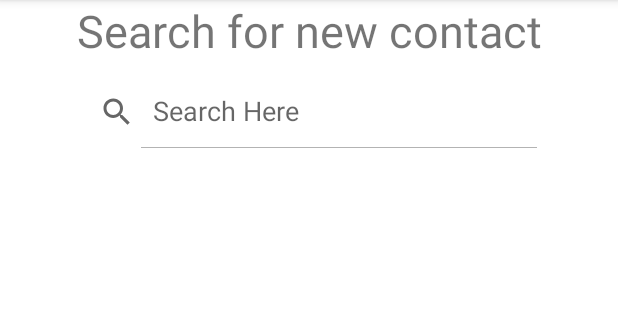
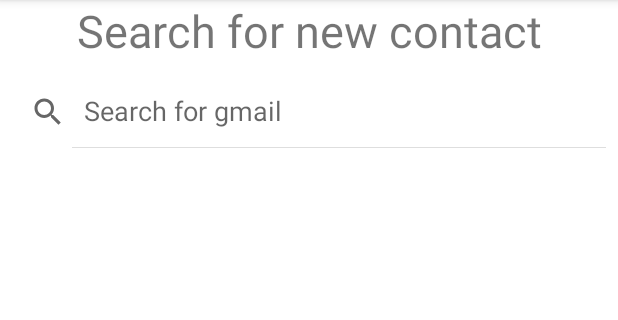
Before and after one commit to adam-kabbara/ChatApp, an Android app: the fragment NewContactFragment placed in its activity, on a phone screen of 412 x 824 dp, the part 84-404 px from its top. Run offline under Robolectric (Android 15) with nearby library versions, the phone set to English and light mode, and no system bars; our stand-ins replace Firebase (no records; nobody signed in at launch, a user with empty details on screens opened directly), navigation-ui; pictures from the network do not load; 5 statements that could not run were skipped.

Commit message:
new chat fragment can search from contacts
also got rid of the utils class as i learned i can access all the vars and methods i want fromt the MainActivity class

```diff
--- /dev/null
+++ b/app/src/main/java/com/example/chatapp/ListViewAdapter.java
@@ -0,0 +1,83 @@
+package com.example.chatapp;
+
+import android.content.Context;
+import android.view.LayoutInflater;
+import android.view.View;
+import android.view.ViewGroup;
+import android.widget.BaseAdapter;
+import android.widget.TextView;
+
+import com.example.chatapp.ui.home.Contact;
+
+import java.util.ArrayList;
+import java.util.List;
+import java.util.Locale;
+
+public class ListViewAdapter extends BaseAdapter {
+
+    // Declare Variables
+
+    Context mContext;
+    LayoutInflater inflater;
+    private List<Contact> contactsList = null;
+    private ArrayList<Contact> arraylist;
+
+    public ListViewAdapter(Context context, List<Contact> contactsList) {
+        mContext = context;
+        this.contactsList = contactsList;
+        inflater = LayoutInflater.from(mContext);
+        this.arraylist = new ArrayList<>();
+        this.arraylist.addAll(contactsList);
+    }
+
+    public class ViewHolder {
+        TextView name;
+    }
+
+    @Override
+    public int getCount() {
+        return contactsList.size();
+    }
+
+    @Override
+    public Contact getItem(int position) {
+        return contactsList.get(position);
+    }
+
+    @Override
+    public long getItemId(int position) {
+        return position;
+    }
+
+    public View getView(final int position, View view, ViewGroup parent) {
+        final ViewHolder holder;
+        if (view == null) {
+            holder = new ViewHolder();
+            view = inflater.inflate(R.layout.list_view_items, null);
+            holder.name = view.findViewById(R.id.name);
+            view.setTag(holder);
+        } else {
+            holder = (ViewHolder) view.getTag();
+        }
+        // Set the results into TextViews
+        holder.name.setText(contactsList.get(position).getEmail());
+        return view;
+    }
+
+    // Filter Class
+    public void filter(String charText) {
+        charText = charText.toLowerCase(Locale.getDefault());
+        contactsList.clear();
+        if (charText.length() == 0) {
+            contactsList.addAll(arraylist);
+        } else {
+            for (Contact wp : arraylist) {
+                if (wp.getEmail().toLowerCase(Locale.getDefault()).contains(charText)) {
+                    contactsList.add(wp);
+                }
+            }
+        }
+        notifyDataSetChanged();
+    }
+
+}
--- a/app/src/main/java/com/example/chatapp/MainActivity.java
+++ b/app/src/main/java/com/example/chatapp/MainActivity.java
@@ -8,6 +8,7 @@ import android.view.View;
 import android.view.Menu;
 import android.widget.TextView;
 
+import com.example.chatapp.ui.home.Contact;
 import com.example.chatapp.ui.new_contact.NewContactFragment;
 import com.example.chatapp.ui.home.HomeFragment;
 import com.google.android.gms.auth.api.signin.GoogleSignIn;
@@ -31,6 +32,14 @@ import androidx.appcompat.app.AppCompatActivity;
 import com.example.chatapp.databinding.ActivityMainBinding;
 import com.google.firebase.auth.FirebaseAuth;
 
+import java.io.BufferedReader;
+import java.io.FileInputStream;
+import java.io.FileNotFoundException;
+import java.io.IOException;
+import java.io.InputStreamReader;
+import java.nio.charset.StandardCharsets;
+import java.util.ArrayList;
+
 public class MainActivity extends AppCompatActivity implements NavigationView.OnNavigationItemSelectedListener{
 
     private AppBarConfiguration mAppBarConfiguration;
@@ -41,6 +50,8 @@ public class MainActivity extends AppCompatActivity implements NavigationView.On
     private GoogleSignInClient mGoogleSignInClient;
     private GoogleSignInAccount signedInAccount;
     private NavigationView navigationView;
+    private boolean viewIsAtHome = true;
+    public ArrayList<Contact> contacts;
 
     @Override
     protected void onCreate(Bundle savedInstanceState) {
@@ -120,22 +131,57 @@ public class MainActivity extends AppCompatActivity implements NavigationView.On
         toggle.setDrawerIndicatorEnabled(true);
         toggle.syncState(); // animate hamburger btn
 
-        Utils.redirect(getSupportFragmentManager(), getSupportActionBar(),
-                navigationView, viewId, getString(R.string.app_name));
+        switch (viewId) {
+            case R.id.nav_home:
+                fragment = new HomeFragment();
+                viewIsAtHome = true;
+                break;
+            case R.id.nav_new_contact:
+                fragment = new NewContactFragment();
+                viewIsAtHome = false;
+                title = "New Contact";
+                break;
+        }
+        if (fragment != null) {
+            FragmentTransaction ft = getSupportFragmentManager().beginTransaction();
+            ft.replace(R.id.fragment_content_main, fragment);
+            ft.commit();
+        }
+        if (getSupportActionBar() != null) {
+            getSupportActionBar().setTitle(title);
+        }
+        navigationView.setCheckedItem(viewId);
         drawer.closeDrawer(GravityCompat.START);
     }
 
     @Override
     public void onBackPressed() {
         DrawerLayout drawer = (DrawerLayout) findViewById(R.id.drawer_layout);
-        HomeFragment myFragment = (HomeFragment) getSupportFragmentManager().findFragmentByTag(String.valueOf(R.id.nav_home));
         if (drawer.isDrawerOpen(GravityCompat.START)) {
             drawer.closeDrawer(GravityCompat.START);
         }
-        else if (!(myFragment != null && myFragment.isVisible())) { //if the current view is not the home fragment
+        if (!viewIsAtHome) { //if the current view is not the home fragment
             displayView(R.id.nav_home); //display the home fragment
         } else {
             moveTaskToBack(true);  //If view is in home fragment, exit application
         }
     }
+
+    // shared methods
+    public String loadJSONFromAsset(Context context, String fileName) throws FileNotFoundException {
+        FileInputStream fis = context.openFileInput(fileName);
+        InputStreamReader inputStreamReader =
+                new InputStreamReader(fis, StandardCharsets.UTF_8);
+        StringBuilder stringBuilder = new StringBuilder();
+        try (BufferedReader reader = new BufferedReader(inputStreamReader)) {
+            String line = reader.readLine();
+            while (line != null) {
+                stringBuilder.append(line).append('\n');
+                line = reader.readLine();
+            }
+        } catch (IOException e) {
+            System.out.println(e); // Error occurred when opening raw file for reading.
+        }
+        return stringBuilder.toString();
+    }
 }
--- a/app/src/main/java/com/example/chatapp/Utils.java
+++ /dev/null
@@ -1,68 +0,0 @@
-package com.example.chatapp;
-
-import androidx.appcompat.app.ActionBar;
-import android.content.Context;
-
-import androidx.fragment.app.Fragment;
-import androidx.fragment.app.FragmentManager;
-import androidx.fragment.app.FragmentTransaction;
-
-import com.example.chatapp.ui.home.HomeFragment;
-import com.example.chatapp.ui.new_contact.NewContactFragment;
-import com.google.android.material.navigation.NavigationView;
-
-import java.io.BufferedReader;
-import java.io.FileInputStream;
-import java.io.FileNotFoundException;
-import java.io.IOException;
-import java.io.InputStreamReader;
-import java.nio.charset.StandardCharsets;
-
-public class Utils {
-    public static String loadJSONFromAsset(Context context, String fileName) throws FileNotFoundException {
-        FileInputStream fis = context.openFileInput(fileName);
-        InputStreamReader inputStreamReader =
-                new InputStreamReader(fis, StandardCharsets.UTF_8);
-        StringBuilder stringBuilder = new StringBuilder();
-        try (BufferedReader reader = new BufferedReader(inputStreamReader)) {
-            String line = reader.readLine();
-            while (line != null) {
-                stringBuilder.append(line).append('\n');
-                line = reader.readLine();
-            }
-        } catch (IOException e) {
-            System.out.println(e); // Error occurred when opening raw file for reading.
-        }
-        return stringBuilder.toString();
-    }
-    // redirect to pages not in drawer
-    public static void redirect(FragmentManager fragmentManager, Fragment toFragmentClass) {
-        FragmentTransaction fragmentTransaction = fragmentManager.beginTransaction();
-        fragmentTransaction.replace(R.id.fragment_content_main, toFragmentClass);
-        fragmentTransaction.commit();
-    }
-    // redirect to pages in drawer
-    public static void redirect(FragmentManager fragmentManager, ActionBar actionBar,
-                                NavigationView navigationView, int viewId, String title){
-
-        Fragment fragment = null;
-        switch (viewId) {
-            case R.id.nav_home:
-                fragment = new HomeFragment();
-                break;
-            case R.id.nav_new_contact:
-                fragment = new NewContactFragment();
-                title = "New Contact";
-                break;
-        }
-        if (fragment != null) {
-            FragmentTransaction ft = fragmentManager.beginTransaction();
-            ft.replace(R.id.fragment_content_main, fragment, String.valueOf(viewId));
-            ft.commit();
-        }
-        if (actionBar != null) {
-            actionBar.setTitle(title);
-        }
-        navigationView.setCheckedItem(viewId);
-    }
-}
--- a/app/src/main/java/com/example/chatapp/ui/home/Contact.java
+++ b/app/src/main/java/com/example/chatapp/ui/home/Contact.java
@@ -2,7 +2,9 @@ package com.example.chatapp.ui.home;
 
 import android.annotation.SuppressLint;
 
-public class Contact {
+import java.io.Serializable;
+
+public class Contact implements Serializable {
     private final String id;
     private final String email;
     private String name;
@@ -14,6 +16,7 @@ public class Contact {
         this.name = name;
         this.pfpUrl = pfpUrl;
     }
+
     public String getName(){
         return this.name;
     }
--- a/app/src/main/java/com/example/chatapp/ui/home/HomeFragment.java
+++ b/app/src/main/java/com/example/chatapp/ui/home/HomeFragment.java
@@ -9,22 +9,15 @@ import android.widget.ImageView;
 import android.widget.TextView;
 
 import androidx.annotation.NonNull;
-import androidx.appcompat.app.AppCompatActivity;
 import androidx.fragment.app.Fragment;
-import androidx.fragment.app.FragmentManager;
-import androidx.fragment.app.FragmentTransaction;
 
 import com.bumptech.glide.Glide;
-import com.bumptech.glide.util.Util;
 import com.example.chatapp.MainActivity;
 import com.example.chatapp.R;
-import com.example.chatapp.Utils;
 import com.example.chatapp.databinding.FragmentHomeBinding;
-import com.example.chatapp.ui.new_contact.NewContactFragment;
 import com.google.android.gms.auth.api.signin.GoogleSignIn;
 import com.google.android.gms.auth.api.signin.GoogleSignInAccount;
 import com.google.android.material.navigation.NavigationView;
-import com.google.android.material.snackbar.Snackbar;
 
 import org.json.JSONArray;
 import org.json.JSONException;
@@ -35,6 +28,7 @@ import java.io.File;
 import java.io.FileNotFoundException;
 import java.io.FileWriter;
 import java.io.IOException;
+import java.util.ArrayList;
 import java.util.HashMap;
 import java.util.Random;
 
@@ -46,6 +40,7 @@ public class HomeFragment extends Fragment {
     private GoogleSignInAccount signedInAccount;
     private HashMap<View, String> contactsViewIdHashMap = new HashMap<View, String>();
     private View.OnClickListener clickListenerContactView;
+    private MainActivity mainActivity;
 
     public View onCreateView(@NonNull LayoutInflater inflater,
                              ViewGroup container, Bundle savedInstanceState) {
@@ -53,21 +48,23 @@ public class HomeFragment extends Fragment {
         binding = FragmentHomeBinding.inflate(inflater, container, false);
         View root = binding.getRoot();
         NavigationView navigationView = (NavigationView) getActivity().findViewById(R.id.nav_view);
-
-
         context = requireActivity().getApplicationContext();
+        mainActivity = (MainActivity)requireContext();
         contactsFileName = getResources().getString(R.string.contacts_file_name);
         signedInAccount = GoogleSignIn.getLastSignedInAccount(context);
         contactsFileName = signedInAccount.getId()+"-"+getResources().getString(R.string.contacts_file_name);
 
         binding.fab.setOnClickListener(view -> {
+          //  Snackbar.make(view, "Creating New Contact", Snackbar.LENGTH_LONG)
+          //           .setAction("Action", null).show();
             try { // todo create contact from info from firebase
                 createNewContact();
             } catch (JSONException | IOException e) {
                 e.printStackTrace();
             }
-            Utils.redirect(getActivity().getSupportFragmentManager(), ((AppCompatActivity)getActivity()).getSupportActionBar(),
-                    navigationView, R.id.nav_new_contact, getString(R.string.app_name));
+            mainActivity.displayView(R.id.nav_new_contact);
+            //Utils.redirect(getActivity().getSupportFragmentManager(), ((AppCompatActivity)getActivity()).getSupportActionBar(),
+            //        navigationView, R.id.nav_new_contact, getString(R.string.app_name), contactsArrayList);
         });
 
         clickListenerContactView = v -> {// todo redirect to contact chat
@@ -80,12 +77,11 @@ public class HomeFragment extends Fragment {
 
     public void onViewCreated(@NonNull View view, Bundle savedInstanceState) {
         super.onViewCreated(view, savedInstanceState);
-
         // create contact boxes
         try {
-            Contact[] contacts = readContacts();
-            if (contacts != null) {
-                for (Contact contact : contacts){
+            mainActivity.contacts = readContacts();
+            if (mainActivity.contacts != null) {
+                for (Contact contact : mainActivity.contacts){
                     View contactView = addContactBox(contact.getName(), contact.getPfpUrl());
                     contactsViewIdHashMap.put(contactView, contact.getId());
                     contactView.setOnClickListener(clickListenerContactView);
@@ -120,14 +116,14 @@ public class HomeFragment extends Fragment {
         return contactView;
     }
 
-    public Contact[] readContacts() throws FileNotFoundException, JSONException {
+    public ArrayList<Contact> readContacts() throws FileNotFoundException, JSONException {
         File file = new File(context.getFilesDir(), contactsFileName);
         if (file.exists()){
-            JSONArray contactsJSON = new JSONArray(Utils.loadJSONFromAsset(context, contactsFileName));
-            Contact[] contactsArray = new Contact[contactsJSON.length()];
+            JSONArray contactsJSON = new JSONArray(mainActivity.loadJSONFromAsset(context, contactsFileName));
+            ArrayList<Contact> contactsArray = new ArrayList<Contact>();
             for (int i=0; i<contactsJSON.length(); i++){
                 JSONObject c = contactsJSON.getJSONObject(i);
-                contactsArray[i] = new Contact(c.getString("id"), c.getString("email"), c.getString("name"), c.getString("pfp_url"));
+                contactsArray.add(new Contact(c.getString("id"), c.getString("email"), c.getString("name"), c.getString("pfp_url")));
             }
             return contactsArray;
         }
@@ -138,13 +134,13 @@ public class HomeFragment extends Fragment {
         File file = new File(context.getFilesDir(), contactsFileName);
         JSONArray data;
         if (file.exists())
-            data = new JSONArray(Utils.loadJSONFromAsset(context, contactsFileName));
+            data = new JSONArray(mainActivity.loadJSONFromAsset(context, contactsFileName));
         else
             data = new JSONArray();
         Random rand = new Random(); // for filler data todo fix
         JSONObject contact = new JSONObject();
         contact.put("id", signedInAccount.getId()); // ""+rand.nextInt(500)
-        contact.put("email", signedInAccount.getEmail());
+        contact.put("email", +rand.nextInt(50000)+signedInAccount.getEmail());
         contact.put("name", signedInAccount.getDisplayName());
         contact.put("pfp_url", "https://picsum.photos/"+(rand.nextInt(100)+200));
         data.put(contact);
--- a/app/src/main/java/com/example/chatapp/ui/new_contact/NewContactFragment.java
+++ b/app/src/main/java/com/example/chatapp/ui/new_contact/NewContactFragment.java
@@ -1,30 +1,62 @@
 package com.example.chatapp.ui.new_contact;
 
+import android.content.Context;
 import android.os.Bundle;
 import android.view.LayoutInflater;
 import android.view.View;
 import android.view.ViewGroup;
-import android.widget.TextView;
+import android.widget.ListView;
+import android.widget.SearchView;
 
 import androidx.annotation.NonNull;
-import androidx.core.view.GravityCompat;
-import androidx.drawerlayout.widget.DrawerLayout;
 import androidx.fragment.app.Fragment;
 
-import com.example.chatapp.R;
+import com.example.chatapp.ListViewAdapter;
+import com.example.chatapp.MainActivity;
 import com.example.chatapp.databinding.FragmentNewContactBinding;
+import com.example.chatapp.ui.home.Contact;
+
+import java.util.ArrayList;
 
 public class NewContactFragment extends Fragment {
 
     private FragmentNewContactBinding binding;
+    private Context context;
+    private ListView listView;
+    private ListViewAdapter adapter;
+    private SearchView searchView;
+    private MainActivity mainActivity;
+
 
     public View onCreateView(@NonNull LayoutInflater inflater,
                              ViewGroup container, Bundle savedInstanceState) {
 
         binding = FragmentNewContactBinding.inflate(inflater, container, false);
         View root = binding.getRoot();
+        mainActivity = (MainActivity)requireContext();
+        context = requireActivity().getApplicationContext();
+        //assert getArguments() != null;
 
-       return root; // figure out the difference beteen this file and chatviewmodel
+        listView = binding.newContactListView;
+        // Pass results to ListViewAdapter Class
+        adapter = new ListViewAdapter(context, mainActivity.contacts); //todo get contacts form firbase users
+        listView.setAdapter(adapter);
+        searchView = binding.newContactSearchView;
+        searchView.setOnQueryTextListener(new SearchView.OnQueryTextListener() {
+            @Override
+            public boolean onQueryTextSubmit(String arg0) {
+                return false; // true
+            }
+
+            @Override
+            public boolean onQueryTextChange(String newText) {
+                String text = newText;
+                adapter.filter(text);
+                return false;
+            }
+        });
+
+       return root;
     }
 
     @Override
--- a/app/src/main/res/layout/fragment_new_contact.xml
+++ b/app/src/main/res/layout/fragment_new_contact.xml
@@ -17,12 +17,26 @@
         app:layout_constraintTop_toTopOf="parent" />
 
     <SearchView
-        android:layout_width="wrap_content"
+        android:id="@+id/new_contact_search_view"
+        android:layout_width="match_parent"
         android:layout_height="wrap_content"
         android:layout_marginTop="10dp"
         android:iconifiedByDefault="false"
-        android:queryHint="Search Here"
+        android:queryHint="Search for gmail"
         app:layout_constraintEnd_toEndOf="parent"
         app:layout_constraintStart_toStartOf="parent"
-        app:layout_constraintTop_toBottomOf="@+id/textView" />
+        app:layout_constraintTop_toBottomOf="@+id/textView"
+        >
+        <requestFocus/>
+    </SearchView>
+
+    <ListView
+        android:id="@+id/new_contact_list_view"
+        android:layout_width="350dp"
+        android:layout_height="600dp"
+        android:layout_below="@+id/new_contact_search_view"
+        app:layout_constraintEnd_toEndOf="parent"
+        app:layout_constraintStart_toStartOf="parent"
+        app:layout_constraintTop_toBottomOf="@+id/new_contact_search_view" />
+
 </androidx.constraintlayout.widget.ConstraintLayout>
```
Also changed, not shown: app/src/main/res/layout/list_view_items.xml (added, +11 -0 lines).
